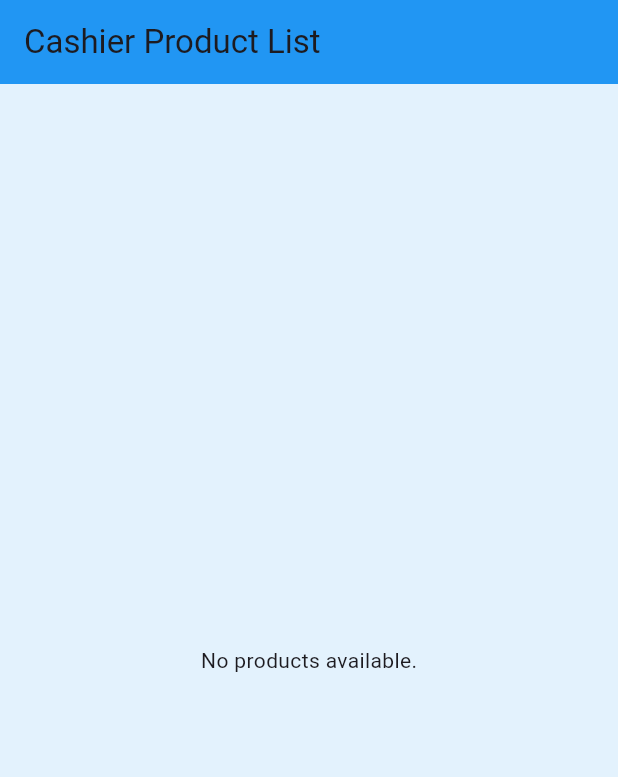
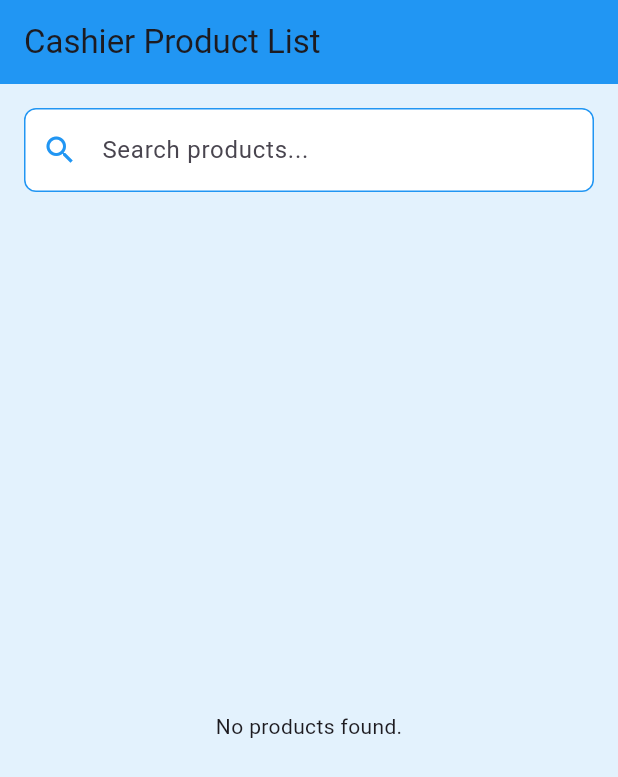
Before and after one commit to AlwaysMori/shop_, a Flutter app: the CashierPage screen opened directly, on a phone screen of 412 x 824 dp. Shown: the top 777 px of the screen. Run offline on Flutter 3.47's test engine with Material 3 defaults, Android fonts, the phone set to English and light mode, and no system bars; our stand-ins replace flutter_secure_storage, shared_preferences; missing offline and left inert: encrypt; accounts and stored records are empty.

Commit message:
Add CustomSearchBar component and integrate search functionality in CashierPage and HomePage

```diff
--- /dev/null
+++ b/lib/components/custom_search_bar.dart
@@ -0,0 +1,40 @@
+import 'package:flutter/material.dart';
+
+class CustomSearchBar extends StatelessWidget {
+  final TextEditingController controller;
+  final VoidCallback onSearch;
+
+  const CustomSearchBar({
+    required this.controller,
+    required this.onSearch,
+  });
+
+  @override
+  Widget build(BuildContext context) {
+    return Padding(
+      padding: const EdgeInsets.all(16.0),
+      child: TextField(
+        controller: controller,
+        decoration: InputDecoration(
+          hintText: 'Search products...',
+          prefixIcon: Icon(Icons.search, color: Colors.blue),
+          filled: true,
+          fillColor: Colors.white,
+          border: OutlineInputBorder(
+            borderRadius: BorderRadius.circular(8),
+            borderSide: BorderSide(color: Colors.blue),
+          ),
+          enabledBorder: OutlineInputBorder(
+            borderRadius: BorderRadius.circular(8),
+            borderSide: BorderSide(color: Colors.blue),
+          ),
+          focusedBorder: OutlineInputBorder(
+            borderRadius: BorderRadius.circular(8),
+            borderSide: BorderSide(color: Colors.blue, width: 2),
+          ),
+        ),
+        onSubmitted: (_) => onSearch(),
+      ),
+    );
+  }
+}
--- a/lib/home/cashier_page.dart
+++ b/lib/home/cashier_page.dart
@@ -3,6 +3,7 @@ import '../models/product.dart';
 import '../services/local_storage_service.dart';
 import 'detail/detail_product.dart';
 import '../components/custom_card_cashier.dart';
+import '../components/custom_search_bar.dart';
 
 class CashierPage extends StatefulWidget {
   @override
@@ -11,7 +12,9 @@ class CashierPage extends StatefulWidget {
 
 class _CashierPageState extends State<CashierPage> {
   final LocalStorageService _localStorageService = LocalStorageService();
+  final TextEditingController _searchController = TextEditingController();
   List<Product> _products = [];
+  List<Product> _filteredProducts = [];
   bool _isLoading = true;
 
   @override
@@ -28,6 +31,7 @@ class _CashierPageState extends State<CashierPage> {
       final localProducts = await _localStorageService.getProducts();
       setState(() {
         _products = localProducts;
+        _filteredProducts = localProducts;
       });
     } catch (e) {
       ScaffoldMessenger.of(context).showSnackBar(
@@ -40,30 +44,46 @@ class _CashierPageState extends State<CashierPage> {
     }
   }
 
+  void _searchProducts() {
+    final query = _searchController.text.toLowerCase();
+    setState(() {
+      _filteredProducts = _products
+          .where((product) => product.title.toLowerCase().contains(query))
+          .toList();
+    });
+  }
+
   @override
   Widget build(BuildContext context) {
     return Scaffold(
       appBar: AppBar(
         title: Text('Cashier Product List'),
-        backgroundColor: Colors.blue, // Warna biru untuk AppBar
+        backgroundColor: Colors.blue,
       ),
       body: Container(
-        color: Colors.blue[50], // Latar belakang putih kebiruan
+        color: Colors.blue[50],
+        child: Column(
+          children: [
+            CustomSearchBar(
+              controller: _searchController,
+              onSearch: _searchProducts,
+            ),
+            Expanded(
               child: _isLoading
                   ? Center(child: CircularProgressIndicator())
-            : _products.isEmpty
-                ? Center(child: Text('No products available.'))
+                  : _filteredProducts.isEmpty
+                      ? Center(child: Text('No products found.'))
                       : GridView.builder(
                           padding: EdgeInsets.all(16),
                           gridDelegate: SliverGridDelegateWithFixedCrossAxisCount(
-                      crossAxisCount: 2, // Dua kolom
+                            crossAxisCount: 2,
                             crossAxisSpacing: 16,
                             mainAxisSpacing: 16,
-                      childAspectRatio: 3 / 4, // Rasio aspek untuk kartu
+                            childAspectRatio: 3 / 4,
                           ),
-                    itemCount: _products.length,
+                          itemCount: _filteredProducts.length,
                           itemBuilder: (context, index) {
-                      final product = _products[index];
+                            final product = _filteredProducts[index];
                             return CustomCardCashier(
                               title: product.title,
                               subtitle: '\$${product.price.toStringAsFixed(2)}',
@@ -71,13 +91,17 @@ class _CashierPageState extends State<CashierPage> {
                               onTap: () => Navigator.push(
                                 context,
                                 MaterialPageRoute(
-                            builder: (context) => DetailProductPage(product: product),
+                                  builder: (context) =>
+                                      DetailProductPage(product: product),
                                 ),
                               ),
                             );
                           },
                         ),
             ),
+          ],
+        ),
+      ),
     );
   }
 }
```
Also changed, not shown: lib/home/home_page.dart (+42 -11 lines). Lines whose indentation alone changed are shown as unchanged.
